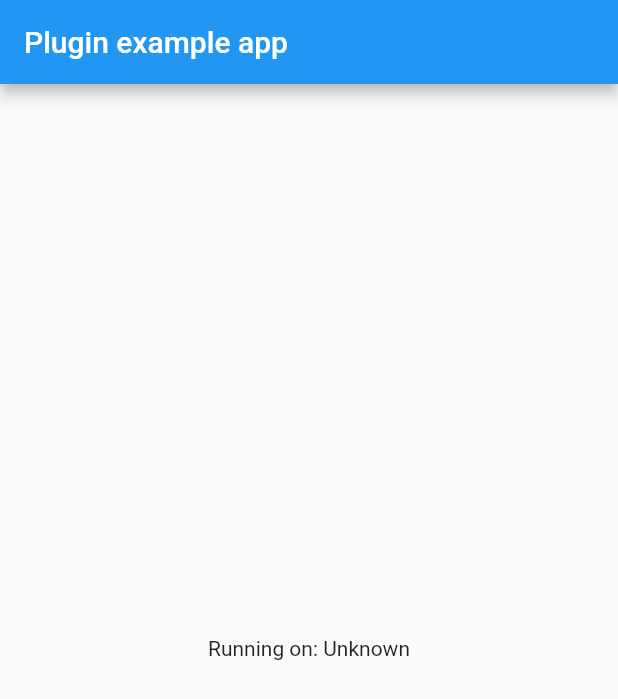
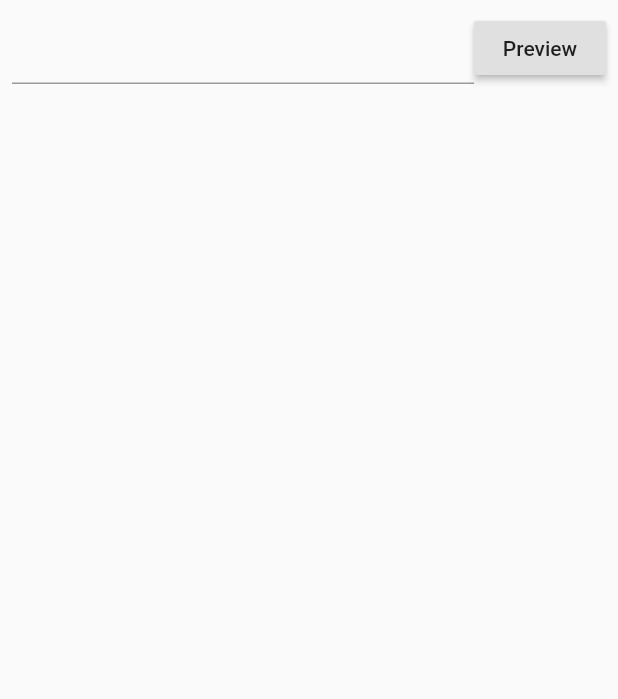
Before and after one commit to fluxsocial/embedly-preview, a Flutter app: the screen it shows after launch, on a phone screen of 412 x 824 dp. Shown: the top 699 px of the screen. Run offline on Flutter 3.47's test engine with Material 2 defaults, Android fonts, the phone set to English and light mode, and no system bars.

```diff
--- a/example/lib/main.dart
+++ b/example/lib/main.dart
@@ -1,56 +1,86 @@
+import 'dart:convert';
+
+import 'package:embedly_preview_example/api.dart';
 import 'package:flutter/material.dart';
 import 'dart:async';
-
-import 'package:flutter/services.dart';
+import 'package:http/http.dart' as http;
 import 'package:embedly_preview/embedly_preview.dart';
 
 void main() {
-  runApp(MyApp());
+  runApp(
+    MaterialApp(
+      home: OEmbedHome(),
+    ),
+  );
 }
 
-class MyApp extends StatefulWidget {
+class OEmbedHome extends StatefulWidget {
   @override
-  _MyAppState createState() => _MyAppState();
+  _OEmbedHomeState createState() => _OEmbedHomeState();
 }
 
-class _MyAppState extends State<MyApp> {
-  String _platformVersion = 'Unknown';
-
+class _OEmbedHomeState extends State<OEmbedHome> {
+  TextEditingController controller;
+  OEmbedResponse previewData;
   @override
   void initState() {
     super.initState();
-    initPlatformState();
+    controller = TextEditingController();
   }
 
-  // Platform messages are asynchronous, so we initialize in an async method.
-  Future<void> initPlatformState() async {
-    String platformVersion;
-    // Platform messages may fail, so we use a try/catch PlatformException.
-    try {
-      platformVersion = await EmbedlyPreview.platformVersion;
-    } on PlatformException {
-      platformVersion = 'Failed to get platform version.';
-    }
+  @override
+  void dispose() {
+    controller.dispose();
+    super.dispose();
+  }
 
-    // If the widget was removed from the tree while the asynchronous platform
-    // message was in flight, we want to discard the reply rather than calling
-    // setState to update our non-existent appearance.
-    if (!mounted) return;
-
+  Future<void> fetchUrl(final String url) async {
+    final Uri _url = Uri.http("api.embedly.com", "/1/oembed", {
+      "url": url,
+      "key": API.api,
+      "meta_images": "true",
+      "maxwidth": "400",
+      "maxheight": "400",
+    });
+    final response = await http.get(_url.toString());
+    final _oEmbedResponse = OEmbedResponse.fromMap(
+      json.decode(
+        utf8.decode(response.bodyBytes),
+      ),
+    );
     setState(() {
-      _platformVersion = platformVersion;
+      previewData = _oEmbedResponse;
     });
   }
 
   @override
   Widget build(BuildContext context) {
-    return MaterialApp(
-      home: Scaffold(
-        appBar: AppBar(
-          title: const Text('Plugin example app'),
-        ),
-        body: Center(
-          child: Text('Running on: $_platformVersion\n'),
+    return Scaffold(
+      body: SafeArea(
+        child: Column(
+          children: [
+            Padding(
+              padding: const EdgeInsets.all(8.0),
+              child: Row(
+                children: [
+                  Expanded(
+                    child: TextField(
+                      controller: controller,
+                      onSubmitted: (value) => fetchUrl(value),
+                    ),
+                  ),
+                  RaisedButton(
+                    onPressed: () => fetchUrl(controller.value.text),
+                    child: Text("Preview"),
+                  )
+                ],
+              ),
+            ),
+            if (previewData != null)
+              OEmbedWidget(
+                data: previewData,
+              )
+          ],
         ),
       ),
     );
```
Also changed, not shown: example/pubspec.yaml (+2 -48 lines), example/pubspec.lock.
